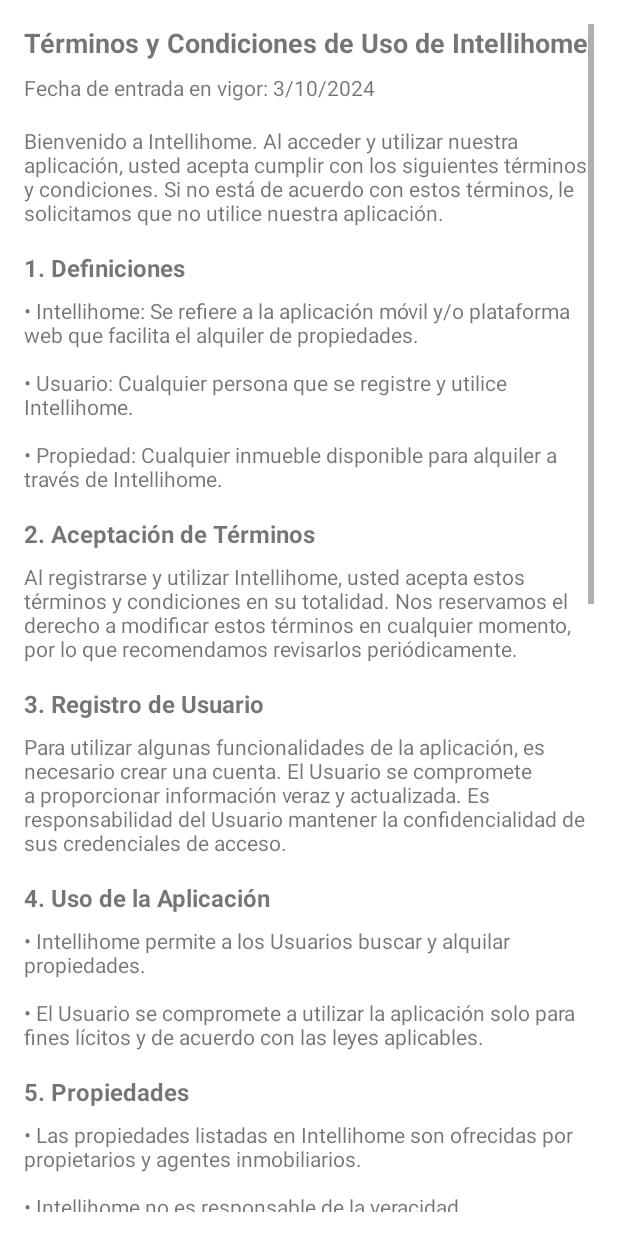
After one commit to SebKoreano/IntelliHome, an Android app: the layout activity_terms_and_conditions.xml on its own in the app's theme, with its tools: preview values and no code run, on a phone screen of 412 x 824 dp. The commit adds this screen. Run offline under Robolectric (Android 15) with nearby library versions, the phone set to English and light mode, and no system bars.

Commit message:
ADD Términos y condiciones llamativos
Se creó la lógica y el apartado visual para los términos y condiciones.

```diff
--- a/app/build.gradle.kts
+++ b/app/build.gradle.kts
@@ -1,6 +1,8 @@
 plugins {
     alias(libs.plugins.android.application)
 }
+
+
 
 android {
     namespace = "com.example.intellihome"
@@ -43,4 +45,5 @@
     testImplementation(libs.junit)
     androidTestImplementation(libs.ext.junit)
     androidTestImplementation(libs.espresso.core)
+
 }
--- a/app/src/main/java/com/example/intellihome/MainActivity.java
+++ b/app/src/main/java/com/example/intellihome/MainActivity.java
@@ -43,7 +43,7 @@
         // Iniciar el hilo para conectarse al servidor y recibir mensajes
         new Thread(() -> {
             try {
-                socket = new Socket("192.168.18.206", 1717); //192.168.18.206
+                socket = new Socket("192.168.0.114", 1717); //192.168.18.206
                 out = new PrintWriter(socket.getOutputStream(), true);
                 in = new Scanner(socket.getInputStream());
 
--- a/app/src/main/java/com/example/intellihome/RecuperationActivity.java
+++ b/app/src/main/java/com/example/intellihome/RecuperationActivity.java
@@ -37,7 +37,7 @@
             String deviceIP = Utils.getIPAddress(true);
             runOnUiThread(() -> {
                 // Una vez que se obtiene la IP, conectarse al servidor
-                connectToServer(deviceIP, 1717);
+                connectToServer("192.168.0.114", 1717); //"192.168.0.114"
             });
         }).start();
 
--- a/app/src/main/java/com/example/intellihome/RegisterActivity.java
+++ b/app/src/main/java/com/example/intellihome/RegisterActivity.java
@@ -4,6 +4,8 @@
 import android.os.Bundle;
 import android.provider.MediaStore;
 import android.view.View;
+import android.webkit.WebView;
+import android.webkit.WebViewClient;
 import android.widget.Button;
 import android.widget.CheckBox;
 import android.widget.DatePicker;
@@ -86,7 +88,7 @@
         profileImage = findViewById(R.id.profileImageView);
 
         // Conectar al servidor
-        connectToServer("172.18.193.124", 1717);
+        connectToServer("192.168.0.114", 1717);
 
         // Ocultar inicialmente las secciones de Propietario y Alquilar
         propietarioSection.setVisibility(View.GONE);
@@ -113,6 +115,14 @@
         Button btnProfilePhoto = findViewById(R.id.btnProfilePhoto);
         btnProfilePhoto.setOnClickListener(view -> showPhotoSelectionDialog());
 
+        //ChackBox de los terminos y condiciones
+        checkboxTerms.setOnCheckedChangeListener((buttonView, isChecked) -> {
+            if (isChecked) {
+                // Mostrar el diálogo con los términos y condiciones
+                showTermsAndConditionsDialog();
+            }
+        });
+
 
         // Manejar el botón de crear cuenta
         Button btnCreateAccount = findViewById(R.id.btnCreateAccount);
@@ -128,6 +138,25 @@
                 mostrarMensaje("Debe aceptar los Términos y Condiciones");
             }
         });
+    }
+
+    private void showTermsAndConditionsDialog() {
+        // Inflar el layout del diálogo
+        AlertDialog.Builder dialogBuilder = new AlertDialog.Builder(this);
+        View dialogView = getLayoutInflater().inflate(R.layout.activity_terms_and_conditions, null);
+        dialogBuilder.setView(dialogView);
+
+        AlertDialog dialog = dialogBuilder.create();
+
+        // Inicializar los elementos del layout
+
+        Button btnContinue = dialogView.findViewById(R.id.btnContinue);
+
+
+        // Botón de continuar cierra el diálogo
+        btnContinue.setOnClickListener(v -> dialog.dismiss());
+
+        dialog.show();
     }
 
 
--- a/app/src/main/res/layout/activity_register.xml
+++ b/app/src/main/res/layout/activity_register.xml
@@ -194,9 +194,10 @@
                 android:id="@+id/checkboxAlquilar"
                 android:layout_width="wrap_content"
                 android:layout_height="wrap_content"
+                android:layout_marginStart="16dp"
                 android:text="Alquilar"
-                android:layout_marginStart="16dp"
                 android:textColor="#8cc4df" />
+
         </LinearLayout>
 
         <!-- Inputs dinámicos: Cuenta IBAN / Información de tarjeta -->
--- /dev/null
+++ b/app/src/main/res/layout/activity_terms_and_conditions.xml
@@ -0,0 +1,267 @@
+<?xml version="1.0" encoding="utf-8"?>
+<ScrollView xmlns:android="http://schemas.android.com/apk/res/android"
+    android:layout_width="match_parent"
+    android:layout_height="match_parent"
+    android:orientation="vertical"
+    android:padding="16dp">
+
+
+    <LinearLayout
+        android:layout_width="match_parent"
+        android:layout_height="wrap_content"
+        android:orientation="vertical">
+
+        <!-- Título Principal -->
+        <TextView
+            android:id="@+id/title"
+            android:layout_width="match_parent"
+            android:layout_height="wrap_content"
+            android:text="Términos y Condiciones de Uso de Intellihome"
+            android:textStyle="bold"
+            android:textSize="18sp"
+            android:paddingBottom="8dp"/>
+
+        <!-- Fecha de entrada en vigor -->
+        <TextView
+            android:id="@+id/effective_date"
+            android:layout_width="match_parent"
+            android:layout_height="wrap_content"
+            android:text="Fecha de entrada en vigor: 3/10/2024"
+            android:textSize="14sp"
+            android:paddingBottom="16dp"/>
+
+        <!-- Introducción -->
+        <TextView
+            android:id="@+id/introduction"
+            android:layout_width="match_parent"
+            android:layout_height="wrap_content"
+            android:text="Bienvenido a Intellihome. Al acceder y utilizar nuestra aplicación, usted acepta cumplir con los siguientes términos y condiciones. Si no está de acuerdo con estos términos, le solicitamos que no utilice nuestra aplicación."
+            android:textSize="14sp"
+            android:paddingBottom="16dp"/>
+
+        <!-- Sección 1: Definiciones -->
+        <TextView
+            android:id="@+id/section1"
+            android:layout_width="match_parent"
+            android:layout_height="wrap_content"
+            android:text="1. Definiciones"
+            android:textStyle="bold"
+            android:textSize="16sp"
+            android:paddingBottom="8dp"/>
+
+        <TextView
+            android:id="@+id/section1_content"
+            android:layout_width="match_parent"
+            android:layout_height="wrap_content"
+            android:text="• Intellihome: Se refiere a la aplicación móvil y/o plataforma web que facilita el alquiler de propiedades.\n\n• Usuario: Cualquier persona que se registre y utilice Intellihome.\n\n• Propiedad: Cualquier inmueble disponible para alquiler a través de Intellihome."
+            android:textSize="14sp"
+            android:paddingBottom="16dp"/>
+
+        <!-- Sección 2: Aceptación de Términos -->
+        <TextView
+            android:id="@+id/section2"
+            android:layout_width="match_parent"
+            android:layout_height="wrap_content"
+            android:text="2. Aceptación de Términos"
+            android:textStyle="bold"
+            android:textSize="16sp"
+            android:paddingBottom="8dp"/>
+
+        <TextView
+            android:id="@+id/section2_content"
+            android:layout_width="match_parent"
+            android:layout_height="wrap_content"
+            android:text="Al registrarse y utilizar Intellihome, usted acepta estos términos y condiciones en su totalidad. Nos reservamos el derecho a modificar estos términos en cualquier momento, por lo que recomendamos revisarlos periódicamente."
+            android:textSize="14sp"
+            android:paddingBottom="16dp"/>
+
+        <!-- Sección 3: Registro de Usuario -->
+        <TextView
+            android:id="@+id/section3"
+            android:layout_width="match_parent"
+            android:layout_height="wrap_content"
+            android:text="3. Registro de Usuario"
+            android:textStyle="bold"
+            android:textSize="16sp"
+            android:paddingBottom="8dp"/>
+
+        <TextView
+            android:id="@+id/section3_content"
+            android:layout_width="match_parent"
+            android:layout_height="wrap_content"
+            android:text="Para utilizar algunas funcionalidades de la aplicación, es necesario crear una cuenta. El Usuario se compromete a proporcionar información veraz y actualizada. Es responsabilidad del Usuario mantener la confidencialidad de sus credenciales de acceso."
+            android:textSize="14sp"
+            android:paddingBottom="16dp"/>
+
+        <!-- Sección 4: Uso de la Aplicación -->
+        <TextView
+            android:id="@+id/section4"
+            android:layout_width="match_parent"
+            android:layout_height="wrap_content"
+            android:text="4. Uso de la Aplicación"
+            android:textStyle="bold"
+            android:textSize="16sp"
+            android:paddingBottom="8dp"/>
+
+        <TextView
+            android:id="@+id/section4_content"
+            android:layout_width="match_parent"
+            android:layout_height="wrap_content"
+            android:text="• Intellihome permite a los Usuarios buscar y alquilar propiedades.\n\n• El Usuario se compromete a utilizar la aplicación solo para fines lícitos y de acuerdo con las leyes aplicables."
+            android:textSize="14sp"
+            android:paddingBottom="16dp"/>
+
+        <!-- Sección 5: Propiedades -->
+        <TextView
+            android:id="@+id/section5"
+            android:layout_width="match_parent"
+            android:layout_height="wrap_content"
+            android:text="5. Propiedades"
+            android:textStyle="bold"
+            android:textSize="16sp"
+            android:paddingBottom="8dp"/>
+
+        <TextView
+            android:id="@+id/section5_content"
+            android:layout_width="match_parent"
+            android:layout_height="wrap_content"
+            android:text="• Las propiedades listadas en Intellihome son ofrecidas por propietarios y agentes inmobiliarios.\n\n• Intellihome no es responsable de la veracidad, disponibilidad o estado de las propiedades."
+            android:textSize="14sp"
+            android:paddingBottom="16dp"/>
+
+        <!-- Sección 6: Comisiones y Pagos -->
+        <TextView
+            android:id="@+id/section6"
+            android:layout_width="match_parent"
+            android:layout_height="wrap_content"
+            android:text="6. Comisiones y Pagos"
+            android:textStyle="bold"
+            android:textSize="16sp"
+            android:paddingBottom="8dp"/>
+
+        <TextView
+            android:id="@+id/section6_content"
+            android:layout_width="match_parent"
+            android:layout_height="wrap_content"
+            android:text="• Intellihome puede cobrar comisiones por los servicios ofrecidos. Las tarifas serán comunicadas claramente antes de confirmar cualquier transacción.\n\n• El Usuario acepta realizar los pagos a través de los métodos habilitados en la aplicación."
+            android:textSize="14sp"
+            android:paddingBottom="16dp"/>
+
+        <!-- Sección 7: Política de Cancelación -->
+        <TextView
+            android:id="@+id/section7"
+            android:layout_width="match_parent"
+            android:layout_height="wrap_content"
+            android:text="7. Política de Cancelación"
+            android:textStyle="bold"
+            android:textSize="16sp"
+            android:paddingBottom="8dp"/>
+
+        <TextView
+            android:id="@+id/section7_content"
+            android:layout_width="match_parent"
+            android:layout_height="wrap_content"
+            android:text="Las políticas de cancelación varían según cada propiedad y serán indicadas en el anuncio correspondiente. Es responsabilidad del Usuario revisar estas políticas antes de realizar una reserva."
+            android:textSize="14sp"
+            android:paddingBottom="16dp"/>
+
+        <!-- Sección 8: Limitación de Responsabilidad -->
+        <TextView
+            android:id="@+id/section8"
+            android:layout_width="match_parent"
+            android:layout_height="wrap_content"
+            android:text="8. Limitación de Responsabilidad"
+            android:textStyle="bold"
+            android:textSize="16sp"
+            android:paddingBottom="8dp"/>
+
+        <TextView
+            android:id="@+id/section8_content"
+            android:layout_width="match_parent"
+            android:layout_height="wrap_content"
+            android:text="Intellihome no será responsable de daños directos, indirectos, incidentales o consecuentes que surjan del uso de la aplicación o de la imposibilidad de uso."
+            android:textSize="14sp"
+            android:paddingBottom="16dp"/>
+
+        <!-- Sección 9: Propiedad Intelectual -->
+        <TextView
+            android:id="@+id/section9"
+            android:layout_width="match_parent"
+            android:layout_height="wrap_content"
+            android:text="9. Propiedad Intelectual"
+            android:textStyle="bold"
+            android:textSize="16sp"
+            android:paddingBottom="8dp"/>
+
+        <TextView
+            android:id="@+id/section9_content"
+            android:layout_width="match_parent"
+            android:layout_height="wrap_content"
+            android:text="Todo el contenido de Intellihome, incluyendo textos, gráficos y logotipos, está protegido por derechos de propiedad intelectual. Queda prohibida la reproducción o distribución sin autorización."
+            android:textSize="14sp"
+            android:paddingBottom="16dp"/>
+
+        <!-- Sección 10: Modificaciones a los Términos -->
+        <TextView
+            android:id="@+id/section10"
+            android:layout_width="match_parent"
+            android:layout_height="wrap_content"
+            android:text="10. Modificaciones a los Términos"
+            android:textStyle="bold"
+            android:textSize="16sp"
+            android:paddingBottom="8dp"/>
+
+        <TextView
+            android:id="@+id/section10_content"
+            android:layout_width="match_parent"
+            android:layout_height="wrap_content"
+            android:text="Nos reservamos el derecho de modificar estos términos en cualquier momento. Las modificaciones entrarán en vigor al ser publicadas en la aplicación. El uso continuado de Intellihome tras la publicación de cambios implica la aceptación de los mismos."
+            android:textSize="14sp"
+            android:paddingBottom="16dp"/>
+
+        <!-- Sección 11: Legislación Aplicable -->
+        <TextView
+            android:id="@+id/section11"
+            android:layout_width="match_parent"
+            android:layout_height="wrap_content"
+            android:text="11. Legislación Aplicable"
+            android:textStyle="bold"
+            android:textSize="16sp"
+            android:paddingBottom="8dp"/>
+
+        <TextView
+            android:id="@+id/section11_content"
+            android:layout_width="match_parent"
+            android:layout_height="wrap_content"
+            android:text="Estos términos se rigen por las leyes de Costa Rica. Cualquier disputa relacionada con el uso de Intellihome será resuelta en los tribunales de San José."
+            android:textSize="14sp"
+            android:paddingBottom="16dp"/>
+
+        <!-- Sección 12: Contacto -->
+        <TextView
+            android:id="@+id/section12"
+            android:layout_width="match_parent"
+            android:layout_height="wrap_content"
+            android:text="12. Contacto"
+            android:textStyle="bold"
+            android:textSize="16sp"
+            android:paddingBottom="8dp"/>
+
+        <TextView
+            android:id="@+id/section12_content"
+            android:layout_width="match_parent"
+            android:layout_height="wrap_content"
+            android:text="Para cualquier pregunta o inquietud sobre estos términos, por favor contáctenos en intellihome@gmail.com."
+            android:textSize="14sp"
+            android:paddingBottom="16dp"/>
+
+        <!-- Botón para continuar -->
+        <Button
+            android:id="@+id/btnContinue"
+            android:layout_width="match_parent"
+            android:layout_height="wrap_content"
+            android:text="Continuar"
+            android:textColor="@android:color/white"
+            android:layout_marginTop="16dp" />
+    </LinearLayout>
+</ScrollView>
```
Also changed, not shown: build.gradle.kts (line endings or trailing spaces).
